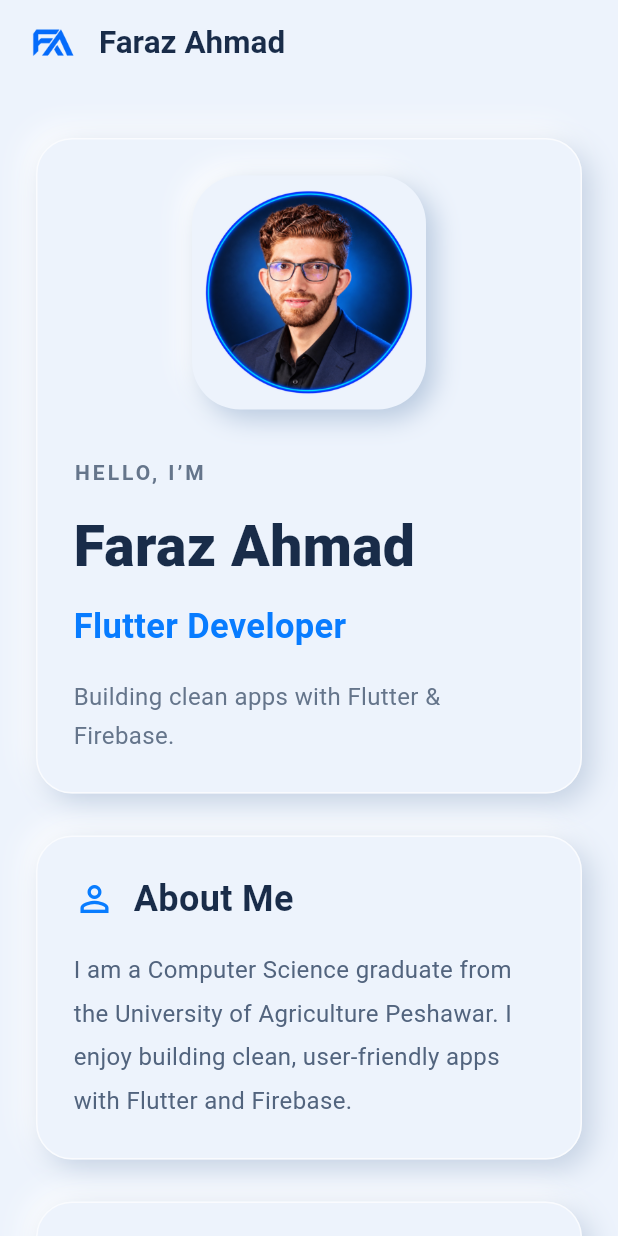
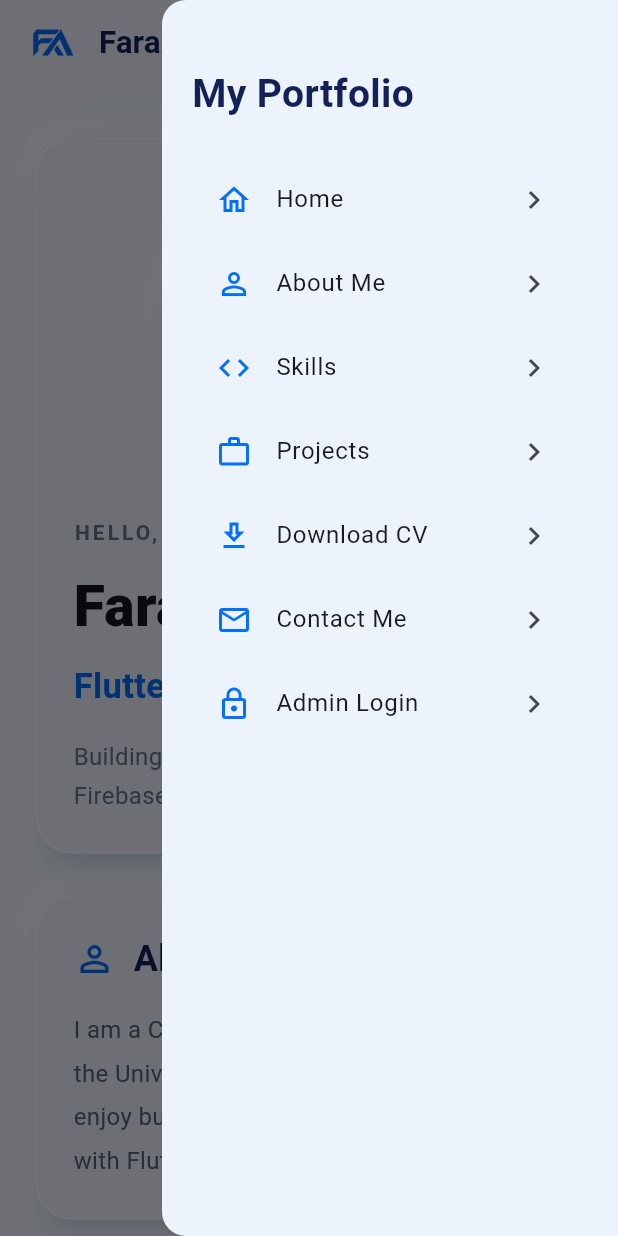
Before and after one commit to faraaz-ahmmed/faraz-portfolio, a Flutter app: the screen it shows after launch, with the side drawer open (before the commit the screen has no drawer), on a phone screen of 412 x 824 dp. Run offline on Flutter 3.47's test engine with Material 3 defaults, Android fonts, the light colour scheme and no system bars.

Commit message:
project_viewmodel

```diff
--- /dev/null
+++ b/lib/viewmodels/project_viewmodel.dart
@@ -0,0 +1,45 @@
+import 'package:flutter/foundation.dart';
+
+import '../models/project_model.dart';
+
+// Project ViewModel
+class ProjectViewModel extends ChangeNotifier {
+  // Preview Projects Section
+  final List<ProjectModel> _projects = [
+    const ProjectModel(
+      id: 'time-watch',
+      title: 'Time Watch',
+      description: 'A Flutter clock app with alarms, timer and stopwatch.',
+      technologies: ['Flutter', 'Dart', 'Provider'],
+    ),
+  ];
+  // Preview Projects End
+
+  // Published Projects Section
+  List<ProjectModel> get publishedProjects {
+    return _projects.where((project) => project.isPublished).toList();
+  }
+  // Published Projects End
+
+  // Save Project Section
+  void saveProject(ProjectModel project) {
+    final index = _projects.indexWhere((item) => item.id == project.id);
+
+    if (index == -1) {
+      _projects.add(project);
+    } else {
+      _projects[index] = project;
+    }
+
+    notifyListeners();
+  }
+  // Save Project End
+
+  // Delete Project Section
+  void deleteProject(String id) {
+    _projects.removeWhere((project) => project.id == id);
+    notifyListeners();
+  }
+  // Delete Project End
+}
+// Project ViewModel End
--- a/lib/views/home_screen.dart
+++ b/lib/views/home_screen.dart
@@ -5,20 +5,61 @@ import '../viewmodels/profile_viewmodel.dart';
 import '../widgets/portfolio_drawer.dart';
 
 // Home Screen
-class HomeScreen extends StatelessWidget {
+class HomeScreen extends StatefulWidget {
   const HomeScreen({super.key});
+
+  @override
+  State<HomeScreen> createState() => _HomeScreenState();
+}
+
+class _HomeScreenState extends State<HomeScreen> {
+  // Section Keys
+  final homeKey = GlobalKey();
+  final aboutKey = GlobalKey();
+  final skillsKey = GlobalKey();
+  // Section Keys End
+
+  // Menu Navigation Section
+  void openSection(String section) {
+    final sections = {
+      'Home': homeKey,
+      'About Me': aboutKey,
+      'Skills': skillsKey,
+    };
+
+    final target = sections[section]?.currentContext;
+
+    if (target != null) {
+      Scrollable.ensureVisible(
+        target,
+        duration: const Duration(milliseconds: 450),
+        curve: Curves.easeInOut,
+        alignment: 0,
+      );
+      return;
+    }
+
+    ScaffoldMessenger.of(context)
+      ..hideCurrentSnackBar()
+      ..showSnackBar(
+        SnackBar(
+          content: Text('$section will be added in the next steps.'),
+        ),
+      );
+  }
+  // Menu Navigation End
 
   @override
   Widget build(BuildContext context) {
     final profile = context.watch<ProfileViewModel>().profile;
 
-    // Brand Image Section
-    final brandImage = Container(
+    // Profile Photo Section
+    final profilePhoto = Container(
       padding: const EdgeInsets.all(8),
-      decoration: BoxDecoration(
-        color: const Color(0xffedf3fc),
-        borderRadius: BorderRadius.circular(32),
-        boxShadow: const [
+      decoration: const BoxDecoration(
+        color: Color(0xffedf3fc),
+        shape: BoxShape.circle,
+        boxShadow: [
           BoxShadow(
             color: Colors.white,
             offset: Offset(-6, -6),
@@ -31,18 +72,17 @@ class HomeScreen extends StatelessWidget {
           ),
         ],
       ),
-      child: ClipRRect(
-        borderRadius: BorderRadius.circular(24),
+      child: ClipOval(
         child: Image.asset(
           'assets/images/profile.png',
-          width: 140,
-          height: 140,
+          width: 180,
+          height: 180,
           fit: BoxFit.cover,
-          alignment: Alignment.topCenter,
+          alignment: Alignment.center,
         ),
       ),
     );
-    // Brand Image End
+    // Profile Photo End
 
     // Introduction Section
     final introduction = Column(
@@ -63,7 +103,7 @@ class HomeScreen extends StatelessWidget {
           style: const TextStyle(
             fontSize: 38,
             fontWeight: FontWeight.w800,
-            color: Color(0xff192c49),
+            color: Color(0xff141421),
           ),
         ),
         const SizedBox(height: 10),
@@ -72,7 +112,7 @@ class HomeScreen extends StatelessWidget {
           style: const TextStyle(
             fontSize: 23,
             fontWeight: FontWeight.w600,
-            color: Color(0xff087cff),
+            color: Color(0xff036ffc),
           ),
         ),
         const SizedBox(height: 18),
@@ -114,7 +154,7 @@ class HomeScreen extends StatelessWidget {
                 style: const TextStyle(
                   fontSize: 21,
                   fontWeight: FontWeight.bold,
-                  color: Color(0xff192c49),
+                  color: Color(0xff142158),
                 ),
               ),
             ),
@@ -122,6 +162,10 @@ class HomeScreen extends StatelessWidget {
         ),
       ),
       // App Bar End
+
+      // Navigation Menu Section
+      endDrawer: PortfolioDrawer(onSelected: openSection),
+      // Navigation Menu End
 
       // Page Content Section
       body: SafeArea(
@@ -137,6 +181,7 @@ class HomeScreen extends StatelessWidget {
 
                   // Hero Section
                   _RaisedCard(
+                    key: homeKey,
                     child: LayoutBuilder(
                       builder: (context, constraints) {
                         // Mobile Layout Section
@@ -144,7 +189,7 @@ class HomeScreen extends StatelessWidget {
                           return Column(
                             crossAxisAlignment: CrossAxisAlignment.start,
                             children: [
-                              Center(child: brandImage),
+                              Center(child: profilePhoto),
                               const SizedBox(height: 32),
                               introduction,
                             ],
@@ -157,7 +202,7 @@ class HomeScreen extends StatelessWidget {
                           children: [
                             Expanded(child: introduction),
                             const SizedBox(width: 32),
-                            brandImage,
+                            profilePhoto,
                           ],
                         );
                         // Wide Screen Layout End
@@ -170,6 +215,7 @@ class HomeScreen extends StatelessWidget {
 
                   // About Section
                   _RaisedCard(
+                    key: aboutKey,
                     child: Column(
                       crossAxisAlignment: CrossAxisAlignment.start,
                       children: [
@@ -195,6 +241,7 @@ class HomeScreen extends StatelessWidget {
 
                   // Skills Section
                   _RaisedCard(
+                    key: skillsKey,
                     child: Column(
                       crossAxisAlignment: CrossAxisAlignment.start,
                       children: [
@@ -232,7 +279,7 @@ class HomeScreen extends StatelessWidget {
                                 child: Text(
                                   skill,
                                   style: const TextStyle(
-                                    color: Color(0xff195aab),
+                                    color: Color(0xff142158),
                                     fontWeight: FontWeight.w600,
                                   ),
                                 ),
@@ -271,7 +318,10 @@ class HomeScreen extends StatelessWidget {
 class _RaisedCard extends StatelessWidget {
   final Widget child;
 
-  const _RaisedCard({required this.child});
+  const _RaisedCard({
+    super.key,
+    required this.child,
+  });
 
   @override
   Widget build(BuildContext context) {
@@ -314,7 +364,11 @@ class _SectionTitle extends StatelessWidget {
   Widget build(BuildContext context) {
     return Row(
       children: [
-        Icon(icon, color: const Color(0xff087cff), size: 28),
+        Icon(
+          icon,
+          color: const Color(0xff036ffc),
+          size: 28,
+        ),
         const SizedBox(width: 12),
         Expanded(
           child: Text(
@@ -322,7 +376,7 @@ class _SectionTitle extends StatelessWidget {
             style: const TextStyle(
               fontSize: 24,
               fontWeight: FontWeight.bold,
-              color: Color(0xff192c49),
+              color: Color(0xff142158),
             ),
           ),
         ),
```
